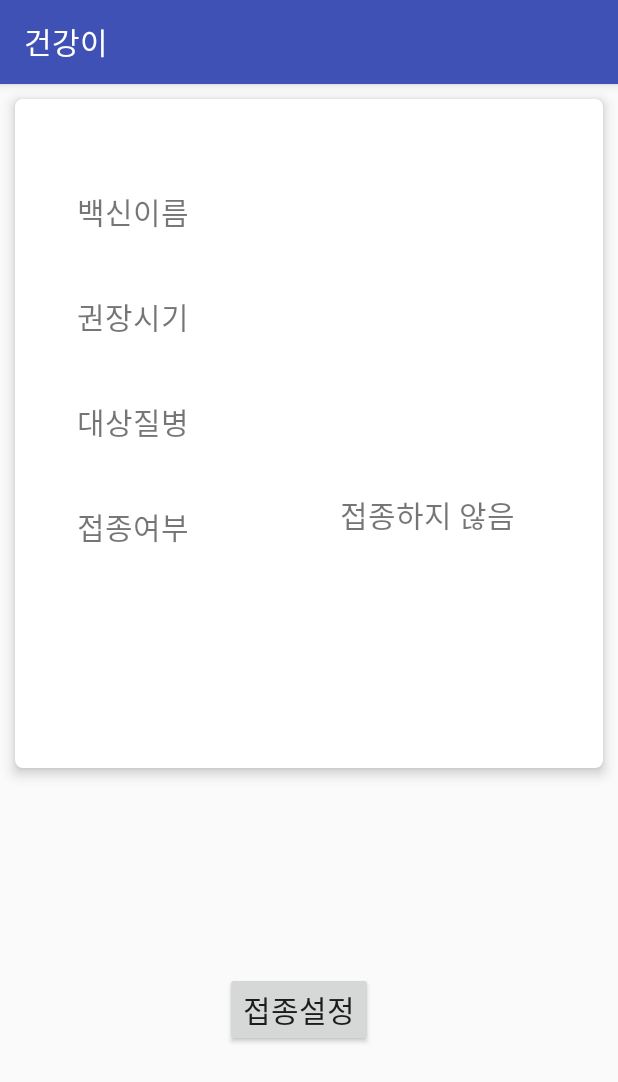
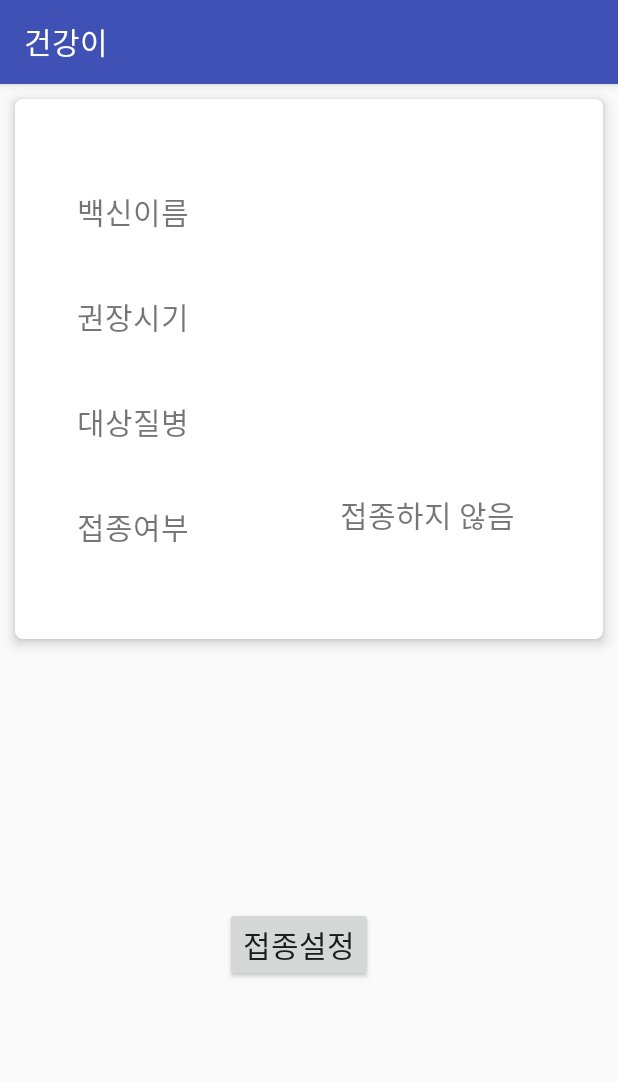
Before and after one commit to 6415y/healthybaby, an Android app: the VaccinInfoActivity screen opened directly, with no data from a screen before it, on a phone screen of 412 x 824 dp. Shown: the top 1082 px of the screen. Run offline under Robolectric (Android 15) with nearby library versions, the phone set to English and light mode, and no system bars; our stand-ins replace Firebase (no records; nobody signed in at launch, a user with empty details on screens opened directly); 3 statements that could not run were skipped.

Commit message:
VaccinActivity: 수치 조정

```diff
--- a/app/src/main/res/layout/activity_vaccin_info.xml
+++ b/app/src/main/res/layout/activity_vaccin_info.xml
@@ -4,106 +4,116 @@
     xmlns:tools="http://schemas.android.com/tools"
     android:layout_width="match_parent"
     android:layout_height="match_parent"
-    tools:context=".VaccinInfoActivity"
-    android:orientation="vertical">
+    android:orientation="vertical"
+    tools:context=".VaccinInfoActivity">
 
     <android.support.v7.widget.CardView
         android:layout_width="match_parent"
-        android:layout_height="match_parent"
-        app:cardElevation="5dp"
+        android:layout_height="wrap_content"
+        android:layout_margin="10dp"
         app:cardCornerRadius="5dp"
-        android:layout_margin="10dp"
-        android:layout_weight="1.3">
+        app:cardElevation="5dp">
 
         <LinearLayout
             android:layout_width="match_parent"
             android:layout_height="match_parent"
-        android:orientation="horizontal"
-        android:layout_weight="1">
+            android:layout_weight="1"
+            android:orientation="horizontal">
+
             <LinearLayout
                 android:layout_width="match_parent"
                 android:layout_height="match_parent"
-            android:orientation="vertical"
                 android:layout_margin="10dp"
-            android:layout_weight="1.5">
-            <TextView
-                android:layout_width="match_parent"
-                android:layout_height="wrap_content"
-                android:textSize="20sp"
-                android:layout_marginTop="50dp"
-                android:layout_marginLeft="20dp"
-                android:layout_marginRight="20dp"
-                android:layout_marginBottom="20dp"
-                android:gravity="center"
-                android:text="백신이름"/>
-            <TextView
-                android:layout_width="match_parent"
-                android:layout_height="wrap_content"
-                android:textSize="20sp"
-                android:layout_margin="20dp"
-                android:gravity="center"
-                android:text="권장시기"/>
+                android:layout_weight="1.5"
+                android:orientation="vertical">
 
                 <TextView
                     android:layout_width="match_parent"
                     android:layout_height="wrap_content"
-                android:textSize="20sp"
-                android:layout_margin="20dp"
+                    android:layout_marginBottom="20dp"
+                    android:layout_marginLeft="20dp"
+                    android:layout_marginRight="20dp"
+                    android:layout_marginTop="50dp"
                     android:gravity="center"
-                android:text="대상질병"/>
+                    android:text="백신이름"
+                    android:textSize="20sp" />
 
                 <TextView
                     android:layout_width="match_parent"
                     android:layout_height="wrap_content"
-                android:textSize="20sp"
                     android:layout_margin="20dp"
                     android:gravity="center"
-                android:text="접종여부" />
+                    android:text="권장시기"
+                    android:textSize="20sp" />
+
+                <TextView
+                    android:layout_width="match_parent"
+                    android:layout_height="wrap_content"
+                    android:layout_margin="20dp"
+                    android:gravity="center"
+                    android:text="대상질병"
+                    android:textSize="20sp" />
+
+                <TextView
+                    android:layout_width="match_parent"
+                    android:layout_height="wrap_content"
+                    android:layout_marginBottom="50dp"
+                    android:layout_marginLeft="20dp"
+                    android:layout_marginRight="20dp"
+                    android:layout_marginTop="20dp"
+                    android:gravity="center"
+                    android:text="접종여부"
+                    android:textSize="20sp" />
             </LinearLayout>
 
             <LinearLayout
                 android:layout_width="match_parent"
                 android:layout_height="match_parent"
-            android:orientation="vertical"
                 android:layout_margin="10dp"
-            android:layout_weight="1">
+                android:layout_weight="1"
+                android:orientation="vertical">
+
                 <TextView
+                    android:id="@+id/vaccinName_tv_VaccinInfoActivity"
                     android:layout_width="match_parent"
                     android:layout_height="wrap_content"
-                android:textSize="20sp"
-                android:layout_marginTop="50dp"
+                    android:layout_marginBottom="20dp"
                     android:layout_marginLeft="20dp"
                     android:layout_marginRight="20dp"
-                android:layout_marginBottom="20dp"
+                    android:layout_marginTop="50dp"
                     android:gravity="center"
                     android:text=""
-                android:id="@+id/vaccinName_tv_VaccinInfoActivity"/>
+                    android:textSize="20sp" />
+
                 <TextView
+                    android:id="@+id/vaccinInoculate_tv_VaccinInfoActivity"
                     android:layout_width="match_parent"
                     android:layout_height="wrap_content"
-                android:textSize="20sp"
                     android:layout_margin="20dp"
                     android:gravity="center"
                     android:text=""
-                android:id="@+id/vaccinInoculate_tv_VaccinInfoActivity"/>
+                    android:textSize="20sp" />
 
                 <TextView
+                    android:id="@+id/diseaseName_tv_VaccinInfoActivity"
                     android:layout_width="match_parent"
                     android:layout_height="wrap_content"
-                android:textSize="20sp"
                     android:layout_margin="20dp"
                     android:gravity="center"
                     android:text=""
-                android:id="@+id/diseaseName_tv_VaccinInfoActivity"/>
+                    android:textSize="20sp" />
 
                 <TextView
+                    android:id="@+id/vaccinYesOrNo_tv_VaccinInfoActivity"
                     android:layout_width="match_parent"
                     android:layout_height="wrap_content"
-                android:textSize="20sp"
-                android:layout_margin="20dp"
+                    android:layout_marginBottom="50dp"
+                    android:layout_marginLeft="20dp"
+                    android:layout_marginRight="20dp"
+                    android:layout_marginTop="20dp"
                     android:gravity="center"
                     android:text=""
-                android:id="@+id/vaccinYesOrNo_tv_VaccinInfoActivity"/>
+                    android:textSize="20sp" />
             </LinearLayout>
         </LinearLayout>
     </android.support.v7.widget.CardView>
@@ -111,17 +121,16 @@
     <LinearLayout
         android:layout_width="match_parent"
         android:layout_height="match_parent"
-        android:layout_weight="2"
         android:orientation="horizontal">
 
         <Button
             android:id="@+id/vaccin_btn_VaccinInfoActivity"
             android:layout_width="wrap_content"
             android:layout_height="wrap_content"
+            android:layout_gravity="center_vertical"
             android:layout_marginLeft="150dp"
+            android:gravity="center_horizontal"
             android:text="접종설정"
-            android:gravity="center_horizontal"
-            android:layout_gravity="center_vertical"
             android:textSize="20sp" />
 
     </LinearLayout>
```
Lines whose indentation alone changed are shown as unchanged.
